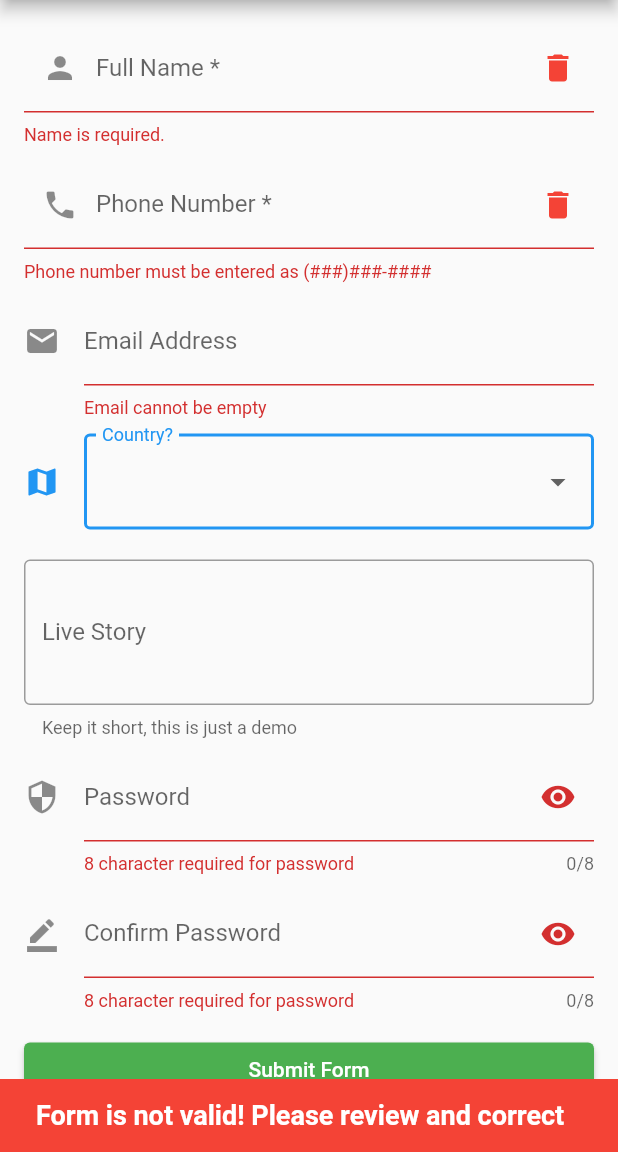
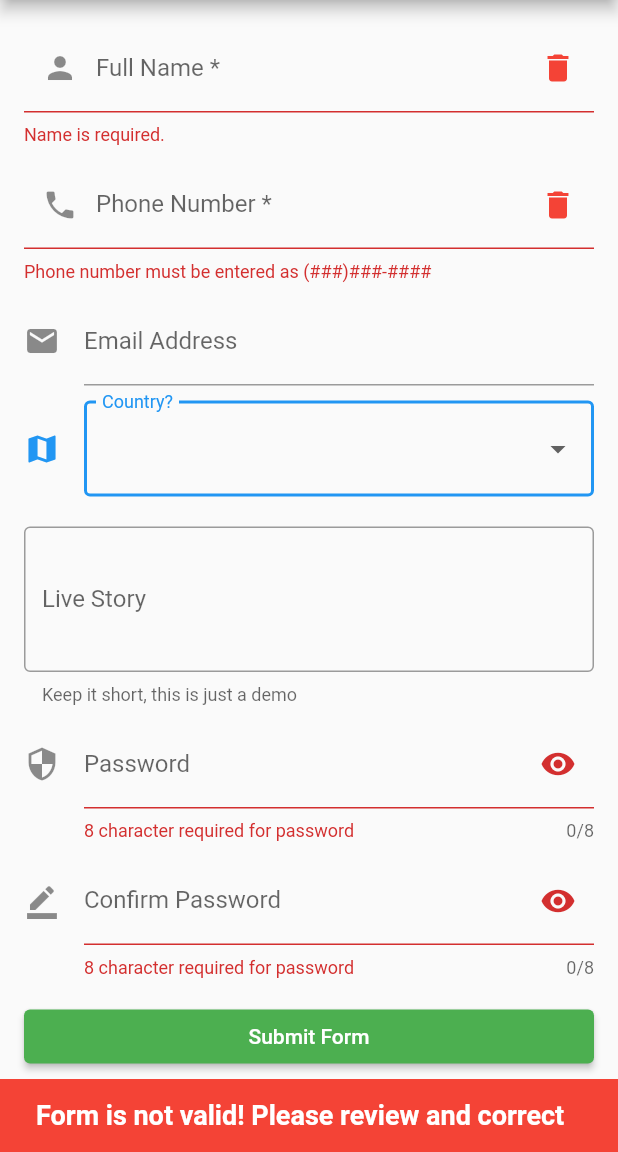
Before and after one commit to DokSna/a46_form_example, a Flutter app: the screen it shows after launch, after a tap on "Country?", after a tap on "Submit Form", on a phone screen of 412 x 824 dp, the part 84-1236 px from its top. Run offline on Flutter 3.47's test engine with Material 2 defaults, Android fonts, the phone set to English and light mode, and no system bars.

Commit message:
57. Отправка формы

```diff
--- /dev/null
+++ b/lib/model/user.dart
@@ -0,0 +1,7 @@
+class User {
+  late String name;
+  late String phone;
+  late String email;
+  late String country;
+  late String story;
+}
--- a/lib/pages/register_form_page.dart
+++ b/lib/pages/register_form_page.dart
@@ -1,13 +1,14 @@
-// ignore_for_file: prefer_const_constructors
-
 import 'package:flutter/material.dart';
 import 'package:flutter/services.dart';
+import '../model/user.dart';
+import 'user_info_page.dart';
 
 class RegisterFormPage extends StatefulWidget {
   const RegisterFormPage({Key? key}) : super(key: key);
 
   @override
   State<RegisterFormPage> createState() => _RegisterFormPageState();
+  // _RegisterFormPageState createState() => _RegisterFormPageState();
 }
 
 class _RegisterFormPageState extends State<RegisterFormPage> {
@@ -29,6 +30,8 @@ class _RegisterFormPageState extends State<RegisterFormPage> {
   final _nameFocus = FocusNode();
   final _phoneFocus = FocusNode();
   final _passFocus = FocusNode();
+
+  User newUser = User();
 
   @override
   void dispose() {
@@ -76,19 +79,19 @@ class _RegisterFormPageState extends State<RegisterFormPage> {
               decoration: InputDecoration(
                 labelText: 'Full Name *',
                 hintText: 'What do people call you?',
-                prefixIcon: Icon(Icons.person),
+                prefixIcon: const Icon(Icons.person),
                 suffixIcon: GestureDetector(
                     onTap: () {
                       _nameController.clear();
                     },
-                    child: Icon(Icons.delete, color: Colors.red)),
-                enabledBorder: OutlineInputBorder(
+                    child: const Icon(Icons.delete, color: Colors.red)),
+                enabledBorder: const OutlineInputBorder(
                   borderRadius: BorderRadius.all(
                     Radius.circular(20.0),
                   ),
                   borderSide: BorderSide(color: Colors.black, width: 2.0),
                 ),
-                focusedBorder: OutlineInputBorder(
+                focusedBorder: const OutlineInputBorder(
                   borderRadius: BorderRadius.all(
                     Radius.circular(20.0),
                   ),
@@ -97,8 +100,9 @@ class _RegisterFormPageState extends State<RegisterFormPage> {
               ),
               // validator: (val) => val!.isEmpty ? 'Name is required' : null,
               validator: _validateName,
+              onSaved: (value) => newUser.name = value!,
             ),
-            SizedBox(height: 10),
+            const SizedBox(height: 10),
             TextFormField(
               focusNode: _phoneFocus,
               onFieldSubmitted: (_) {
@@ -108,20 +112,20 @@ class _RegisterFormPageState extends State<RegisterFormPage> {
               decoration: InputDecoration(
                 labelText: 'Phone Number *',
                 hintText: 'Where can we rech you?',
-                prefixIcon: Icon(Icons.phone),
+                prefixIcon: const Icon(Icons.phone),
                 suffixIcon: GestureDetector(
                     onLongPress: () {
                       _phoneController.clear();
                     },
-                    child: Icon(Icons.delete, color: Colors.red)),
+                    child: const Icon(Icons.delete, color: Colors.red)),
                 helperText: 'Phone format: (XXX)XXX-XXXX',
-                enabledBorder: OutlineInputBorder(
+                enabledBorder: const OutlineInputBorder(
                   borderRadius: BorderRadius.all(
                     Radius.circular(20.0),
                   ),
                   borderSide: BorderSide(color: Colors.black, width: 2.0),
                 ),
-                focusedBorder: OutlineInputBorder(
+                focusedBorder: const OutlineInputBorder(
                   borderRadius: BorderRadius.all(
                     Radius.circular(20.0),
                   ),
@@ -137,19 +141,21 @@ class _RegisterFormPageState extends State<RegisterFormPage> {
               validator: (value) => _validatePhoneNumber(value!)
                   ? null
                   : 'Phone number must be entered as (###)###-####',
+              onSaved: (value) => newUser.phone = value!,
             ),
-            SizedBox(height: 10),
+            const SizedBox(height: 10),
             TextFormField(
               controller: _emailController,
-              decoration: InputDecoration(
+              decoration: const InputDecoration(
                 labelText: 'Email Address',
                 hintText: 'Enter a email address',
                 icon: Icon(Icons.email),
               ),
               keyboardType: TextInputType.emailAddress,
-              validator: _validateEmail,
+              // validator: _validateEmail,
+              onSaved: (value) => newUser.email = value ?? '',
             ),
-            SizedBox(height: 10),
+            const SizedBox(height: 10),
             DropdownButtonFormField(
               decoration: const InputDecoration(
                   border: OutlineInputBorder(),
@@ -165,6 +171,7 @@ class _RegisterFormPageState extends State<RegisterFormPage> {
                 debugPrint(country.toString());
                 setState(() {
                   _selectedCountry = country as String;
+                  newUser.country = country;
                 });
               },
               value: _selectedCountry,
@@ -172,10 +179,10 @@ class _RegisterFormPageState extends State<RegisterFormPage> {
               //   return val == null ? 'Please select a country' : null;
               // },
             ),
-            SizedBox(height: 20),
+            const SizedBox(height: 20),
             TextFormField(
               controller: _liveStoryController,
-              decoration: InputDecoration(
+              decoration: const InputDecoration(
                 labelText: 'Live Story',
                 hintText: 'Tell us about your self',
                 helperText: 'Keep it short, this is just a demo',
@@ -183,8 +190,9 @@ class _RegisterFormPageState extends State<RegisterFormPage> {
               ),
               maxLines: 3,
               inputFormatters: [LengthLimitingTextInputFormatter(100)],
+              onSaved: (value) => newUser.story = value!,
             ),
-            SizedBox(height: 10),
+            const SizedBox(height: 10),
             TextFormField(
               focusNode: _passFocus,
               controller: _passController,
@@ -200,13 +208,13 @@ class _RegisterFormPageState extends State<RegisterFormPage> {
                   icon:
                       Icon(_hidePass ? Icons.visibility : Icons.visibility_off),
                 ),
-                icon: Icon(Icons.security),
+                icon: const Icon(Icons.security),
               ),
               obscureText: _hidePass,
               maxLength: 8,
               validator: _validatePassword,
             ),
-            SizedBox(height: 10),
+            const SizedBox(height: 10),
             TextFormField(
               controller: _confirmPassController,
               decoration: InputDecoration(
@@ -221,16 +229,16 @@ class _RegisterFormPageState extends State<RegisterFormPage> {
                   icon:
                       Icon(_hidePass ? Icons.visibility : Icons.visibility_off),
                 ),
-                icon: Icon(Icons.border_color),
+                icon: const Icon(Icons.border_color),
               ),
               obscureText: _hidePass,
               maxLength: 8,
               validator: _validatePassword,
             ),
-            SizedBox(height: 15),
+            const SizedBox(height: 15),
             ElevatedButton(
               onPressed: _submitForm,
-              child: Text(
+              child: const Text(
                 'Submit Form',
                 style: TextStyle(color: Colors.white),
               ),
@@ -246,8 +254,13 @@ class _RegisterFormPageState extends State<RegisterFormPage> {
 
   void _submitForm() {
     if (_formKey.currentState!.validate()) {
+      //"currentState?.save()" проверяет наличие "onSaved" у каждого поля
+      // и записывает инфу в "модель" newUser
       _formKey.currentState?.save();
+
+      //через Navigator.push будем отправлять newUser на второй экран
       _showDialog(name: _nameController.text);
+
       debugPrint('name: ${_nameController.text}');
       debugPrint('phone: ${_phoneController.text}');
       debugPrint('email: ${_emailController.text}');
@@ -275,6 +288,7 @@ class _RegisterFormPageState extends State<RegisterFormPage> {
     return _phoneExp.hasMatch(input);
   }
 
+/*
   String? _validateEmail(String? value) {
     if (value!.isEmpty) {
       return 'Email cannot be empty';
@@ -284,7 +298,7 @@ class _RegisterFormPageState extends State<RegisterFormPage> {
       return null;
     }
   }
-
+*/
   String? _validatePassword(String? value) {
     if (_passController.text.length != 8) {
       return '8 character required for password';
@@ -334,6 +348,16 @@ class _RegisterFormPageState extends State<RegisterFormPage> {
             TextButton(
               onPressed: () {
                 Navigator.pop(context);
+                Navigator.push(
+                  context,
+                  MaterialPageRoute(
+//создали в UserInfoPage конструктор, вызываем userInfo и передаём ему newUser
+                    builder: (context) => UserInfoPage(
+                      context,
+                      userInfo: newUser,
+                    ),
+                  ),
+                );
               },
               child: const Text(
                 'Verified',
```
Also changed, not shown: lib/pages/user_info_page.dart (added, +60 -0 lines).
